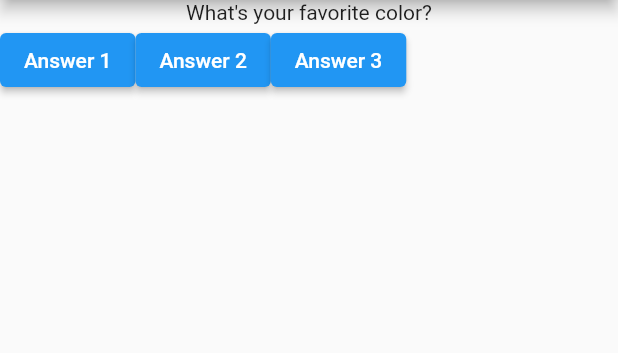
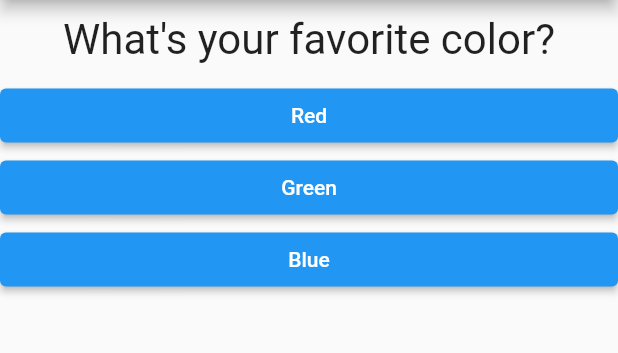
Before and after one commit to evanpascual/first_flutter_app, a Flutter app: the screen it shows after launch, on a phone screen of 412 x 824 dp, the part 84-437 px from its top. Run offline on Flutter 3.47's test engine with Material 2 defaults, Android fonts, the phone set to English and light mode, and no system bars.

Commit message:
Finish Questions and result page

```diff
--- /dev/null
+++ b/lib/answer.dart
@@ -0,0 +1,27 @@
+import 'package:flutter/material.dart';
+
+class Answer extends StatelessWidget {
+  //VoidCallback is a function that takes no arguments and returns nothing.
+  //Same as void Function()
+  final VoidCallback selectHandler;
+  final String answerText;
+
+  final ButtonStyle style = ElevatedButton.styleFrom(
+    primary: Colors.blue,
+    onPrimary: Colors.white,
+  );
+
+  Answer(this.selectHandler, this.answerText, {Key? key}) : super(key: key);
+
+  @override
+  Widget build(BuildContext context) {
+    return SizedBox(
+      width: double.infinity,
+      child: ElevatedButton(
+        child: Text(answerText),
+        onPressed: selectHandler,
+        style: style,
+      ),
+    );
+  }
+}
--- a/lib/main.dart
+++ b/lib/main.dart
@@ -1,15 +1,18 @@
+import 'package:first_flutter_app/result.dart';
 import 'package:flutter/material.dart';
 
-import './question.dart';
+import './quiz.dart';
+import './result.dart';
 
 void main() {
-  runApp(MyApp());
+  runApp(const MyApp());
 }
 
 class MyApp extends StatefulWidget {
+  const MyApp({Key? key}) : super(key: key);
+
   @override
   State<StatefulWidget> createState() {
-    // TODO: implement createState
     return _MyAppState();
   }
 }
@@ -17,17 +20,24 @@ class MyApp extends StatefulWidget {
 class _MyAppState extends State<MyApp> {
   var _questionIndex = 0;
 
-  var questions = [
-    'What\'s your favorite color?',
-    'What\'s your favorite animal?'
+  final _questions = [
+    {
+      'questionText': 'What\'s your favorite color?',
+      'answers': ['Red', 'Green', 'Blue']
+    },
+    {
+      'questionText': 'What\'s your favorite animal?',
+      'answers': ['Dog', 'Cat', 'Bird']
+    },
+    {
+      'questionText': 'What\'s your favorite food?',
+      'answers': ['Pizza', 'Pasta', 'Sushi']
+    }
   ];
 
   void _answerQuestion() {
     setState(() {
-      _questionIndex = _questionIndex + 1;
-      if (_questionIndex >= questions.length) {
-        _questionIndex = 0;
-      }
+      _questionIndex += 1;
     });
   }
 
@@ -36,21 +46,11 @@ class _MyAppState extends State<MyApp> {
     return MaterialApp(
       home: Scaffold(
         appBar: AppBar(
-          title: Text('My First App'),
+          title: const Text('My First App'),
         ),
-        body: Column(
-          children: [
-            Question(questions[_questionIndex]),
-            Row(children: [
-              ElevatedButton(
-                  onPressed: _answerQuestion, child: Text('Answer 1')),
-              ElevatedButton(
-                  onPressed: _answerQuestion, child: Text('Answer 2')),
-              ElevatedButton(
-                  onPressed: _answerQuestion, child: Text('Answer 3')),
-            ]),
-          ],
-        ),
+        body: (_questionIndex < _questions.length)
+            ? Quiz(_answerQuestion, _questions, _questionIndex)
+            : Result(),
       ),
     );
   }
--- a/lib/question.dart
+++ b/lib/question.dart
@@ -3,10 +3,18 @@ import 'package:flutter/material.dart';
 class Question extends StatelessWidget {
   final String questionText;
 
-  Question(this.questionText);
+  const Question(this.questionText, {Key? key}) : super(key: key);
 
   @override
   Widget build(BuildContext context) {
-    return Text(questionText);
+    return Container(
+      width: double.infinity,
+      margin: const EdgeInsets.all(10),
+      child: Text(
+        questionText,
+        style: const TextStyle(fontSize: 28),
+        textAlign: TextAlign.center,
+      ),
+    );
   }
 }
--- /dev/null
+++ b/lib/quiz.dart
@@ -0,0 +1,28 @@
+import 'package:flutter/material.dart';
+
+import './question.dart';
+import './answer.dart';
+
+class Quiz extends StatelessWidget {
+  final VoidCallback answerQuestion;
+  final List<Map<String, Object>> questions;
+  final int questionIndex;
+
+  const Quiz(this.answerQuestion, this.questions, this.questionIndex,
+      {Key? key})
+      : super(key: key);
+
+  @override
+  Widget build(BuildContext context) {
+    return Column(
+      children: [
+        Question(
+          questions[questionIndex]['questionText'].toString(),
+        ),
+        ...(questions[questionIndex]['answers'] as List<String>).map((answer) {
+          return Answer(answerQuestion, answer);
+        }).toList(),
+      ],
+    );
+  }
+}
--- /dev/null
+++ b/lib/result.dart
@@ -0,0 +1,10 @@
+import 'package:flutter/material.dart';
+
+class Result extends StatelessWidget {
+  const Result({Key? key}) : super(key: key);
+
+  @override
+  Widget build(BuildContext context) {
+    return const Center(child: Text('No more questions.'));
+  }
+}
```
